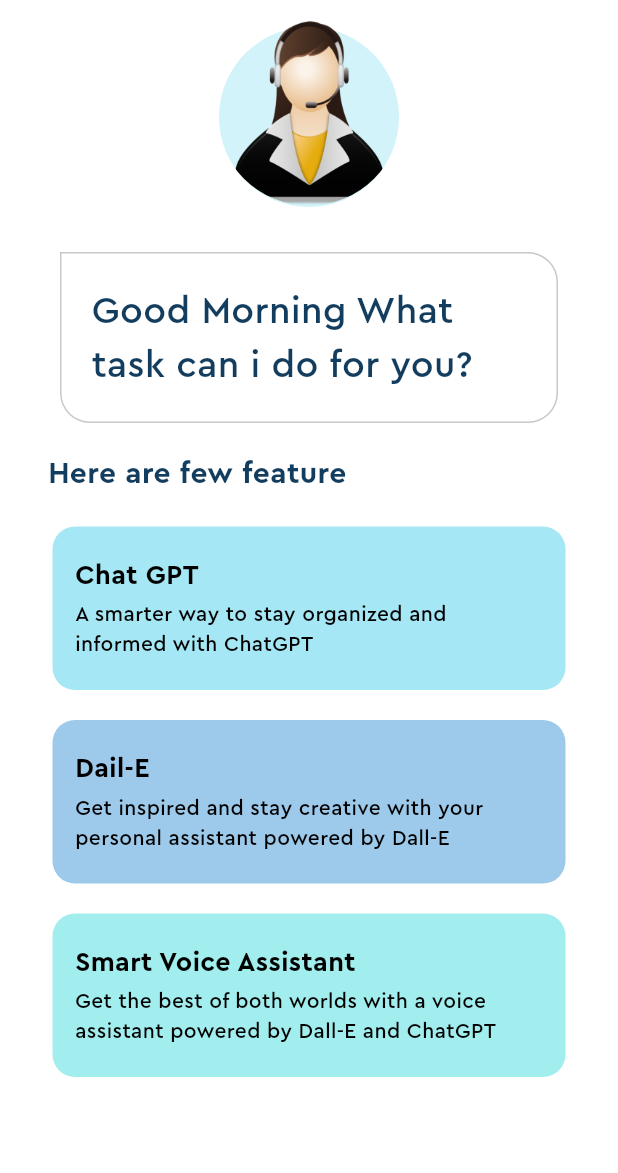
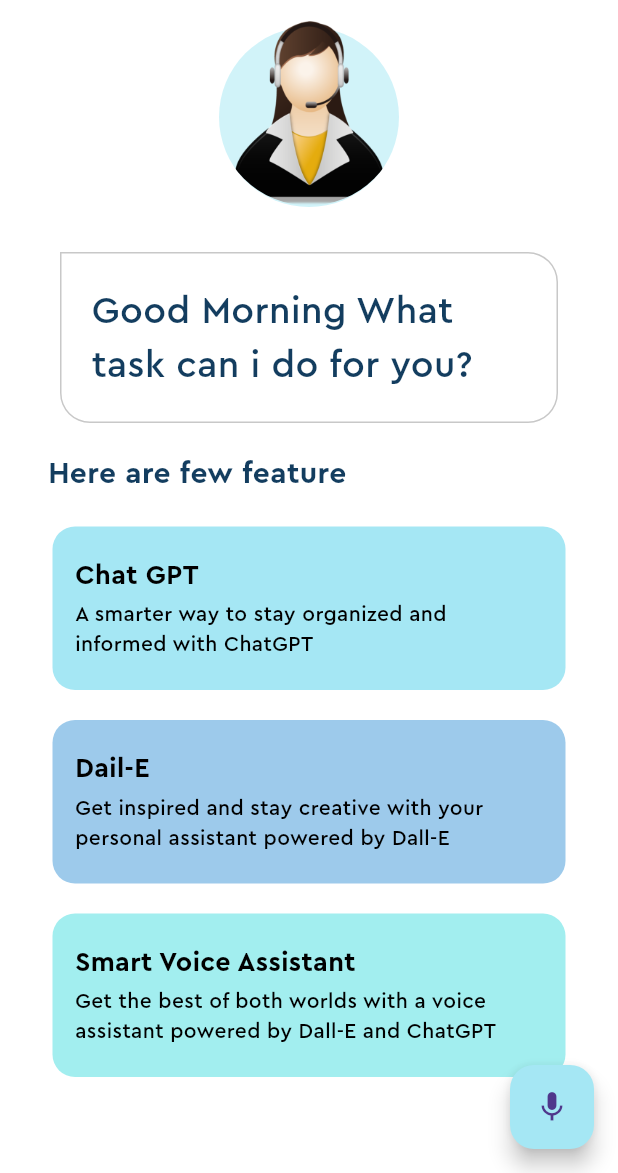
Before and after one commit to DurveshMore8/Invader, a Flutter app: the screen it shows after launch, on a phone screen of 412 x 824 dp, the part 63-1236 px from its top. Run offline on Flutter 3.47's test engine with Material 2 defaults, Android fonts, the phone set to English and light mode, and no system bars.

Commit message:
Generated Mic Icon

```diff
--- a/lib/home_page.dart
+++ b/lib/home_page.dart
@@ -115,6 +115,11 @@
           ),
         ],
       ),
+      floatingActionButton: FloatingActionButton(
+        onPressed: () {},
+        backgroundColor: Pallete.firstSuggestionBoxColor,
+        child: const Icon(Icons.mic),
+      ),
     );
   }
 }
```
